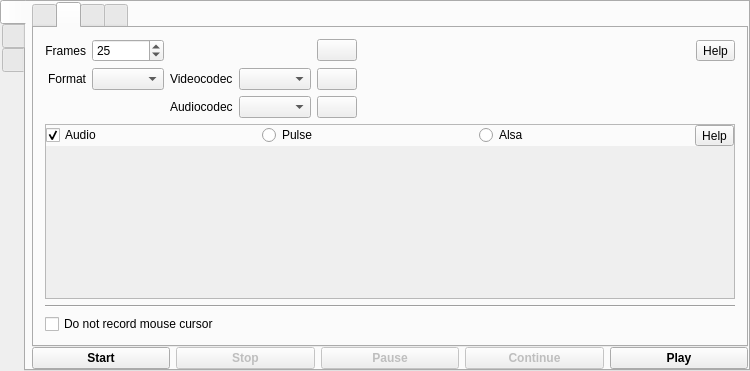
vkohaupt/vokoscreenNG, file mainwindow.ui: the form before one commit.
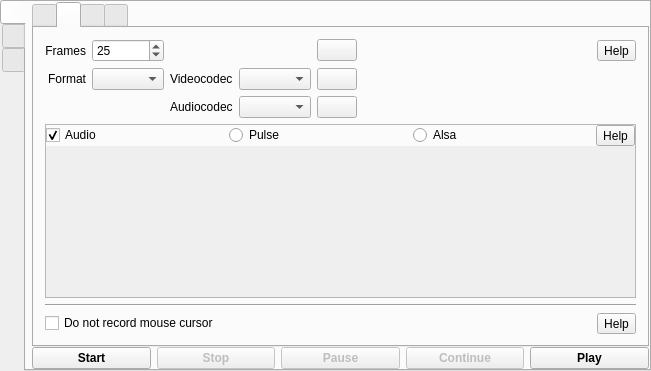
The form after the commit. The open tabs and pages were chosen to show the change.

Commit message: area color

Patch:
```diff
--- a/mainwindow.ui
+++ b/mainwindow.ui
@@ -6,7 +6,7 @@
    <rect>
     <x>0</x>
     <y>0</y>
-    <width>750</width>
+    <width>651</width>
     <height>371</height>
    </rect>
   </property>
@@ -439,8 +439,8 @@
                    <rect>
                     <x>0</x>
                     <y>0</y>
-                    <width>685</width>
-                    <height>81</height>
+                    <width>586</width>
+                    <height>71</height>
                    </rect>
                   </property>
                   <layout class="QVBoxLayout" name="verticalLayoutAudioDevices">
@@ -474,12 +474,36 @@
              </widget>
             </item>
             <item>
+             <layout class="QHBoxLayout" name="horizontalLayout_22">
+              <item>
              <widget class="QCheckBox" name="checkBoxMouseCursorOnOff">
               <property name="text">
                <string>Do not record mouse cursor</string>
               </property>
              </widget>
             </item>
+              <item>
+               <spacer name="horizontalSpacer_6">
+                <property name="orientation">
+                 <enum>Qt::Horizontal</enum>
+                </property>
+                <property name="sizeHint" stdset="0">
+                 <size>
+                  <width>40</width>
+                  <height>20</height>
+                 </size>
+                </property>
+               </spacer>
+              </item>
+              <item>
+               <widget class="QToolButton" name="toolButtonNoMouseCursorHelp">
+                <property name="text">
+                 <string>Help</string>
+                </property>
+               </widget>
+              </item>
+             </layout>
+            </item>
            </layout>
           </widget>
           <widget class="QWidget" name="tabMisc">
@@ -514,7 +538,7 @@
                </widget>
               </item>
               <item row="0" column="3">
-               <widget class="QToolButton" name="toolButtonNoMouseCursorHelp">
+               <widget class="QToolButton" name="toolButtonVideoPathHelp">
                 <property name="toolTip">
                  <string>Help</string>
                 </property>
```
Left out of the diff: 6 changed lines with no effect on the pictures. Lines whose indentation alone changed are shown as unchanged. The commit also changes 1 other file.
